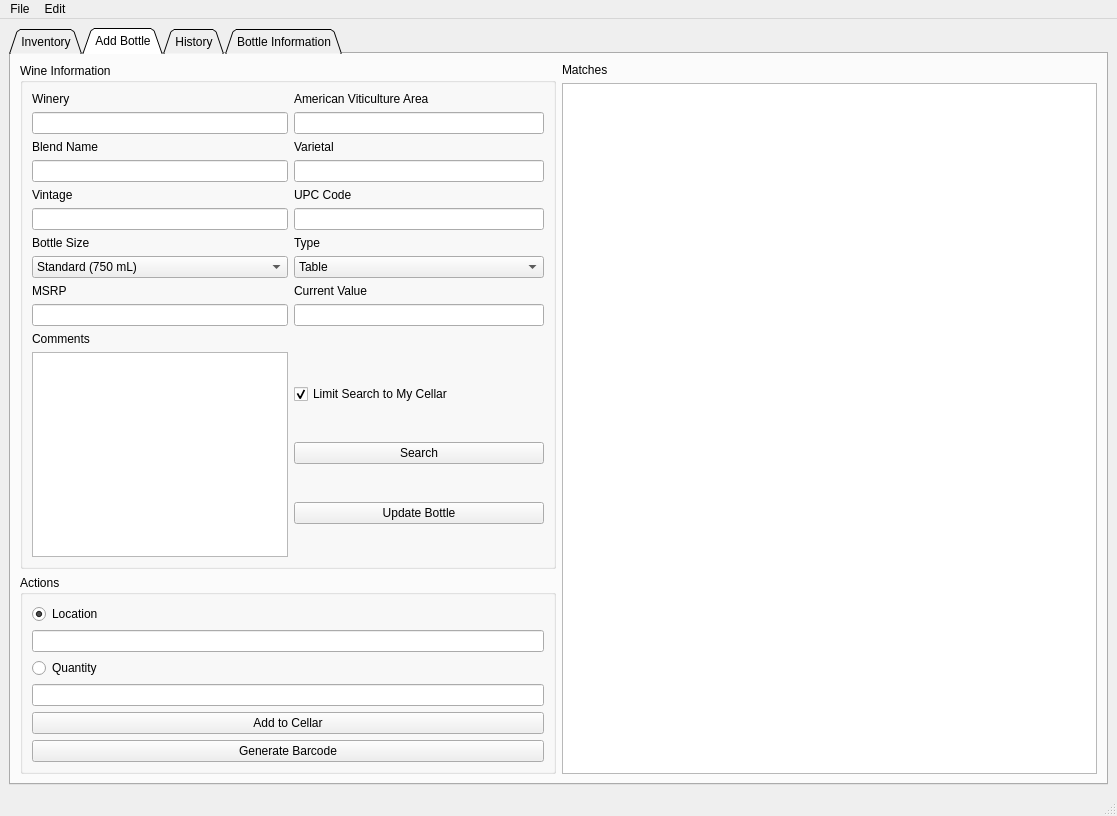
Qt form interface.ui (sailorbob134280/Vinny) before a commit.
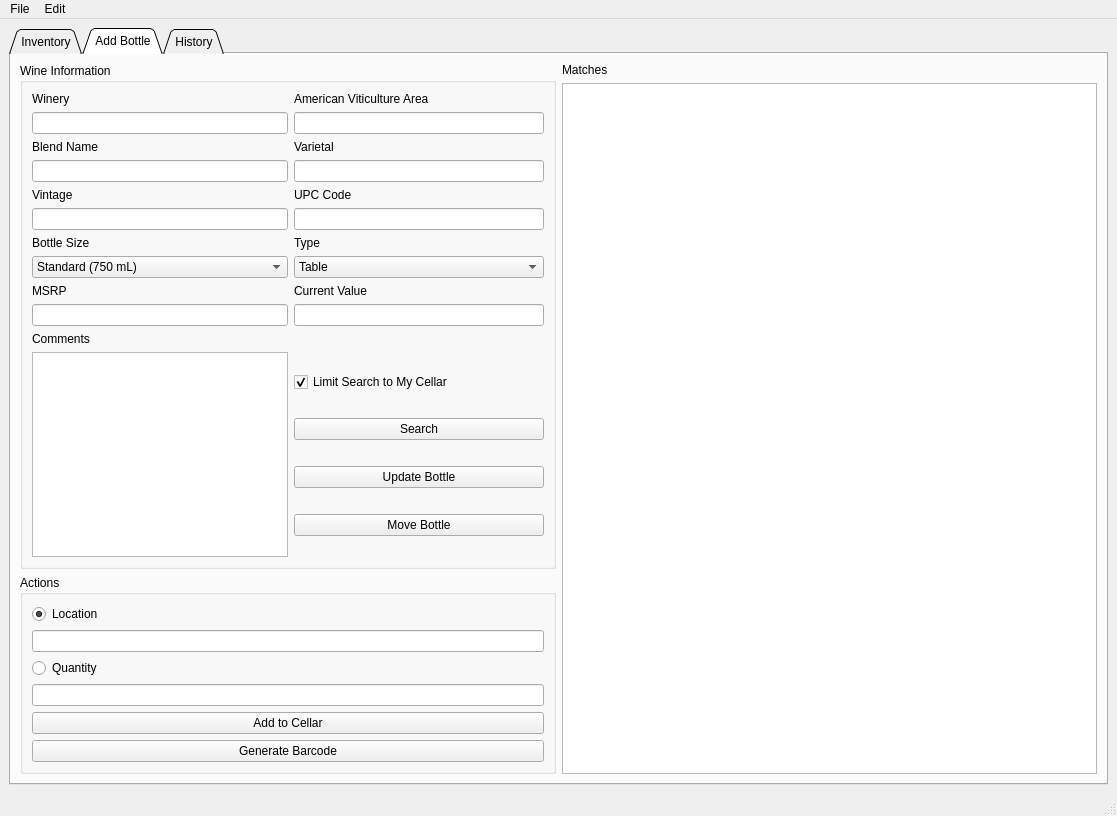
The same form after that commit. The open tabs and pages were chosen to show the change. Icons and pictures are not drawn.

```diff
--- a/interface.ui
+++ b/interface.ui
@@ -502,6 +502,13 @@
                </property>
               </widget>
              </item>
+             <item>
+              <widget class="QPushButton" name="pushButton_7">
+               <property name="text">
+                <string>Move Bottle</string>
+               </property>
+              </widget>
+             </item>
             </layout>
            </item>
           </layout>
@@ -519,11 +526,6 @@
         </item>
        </layout>
       </widget>
-      <widget class="QWidget" name="info">
-       <attribute name="title">
-        <string>Bottle Information</string>
-       </attribute>
-      </widget>
      </widget>
     </item>
    </layout>
```
Left out of the diff: 72 changed lines with no effect on the pictures.
